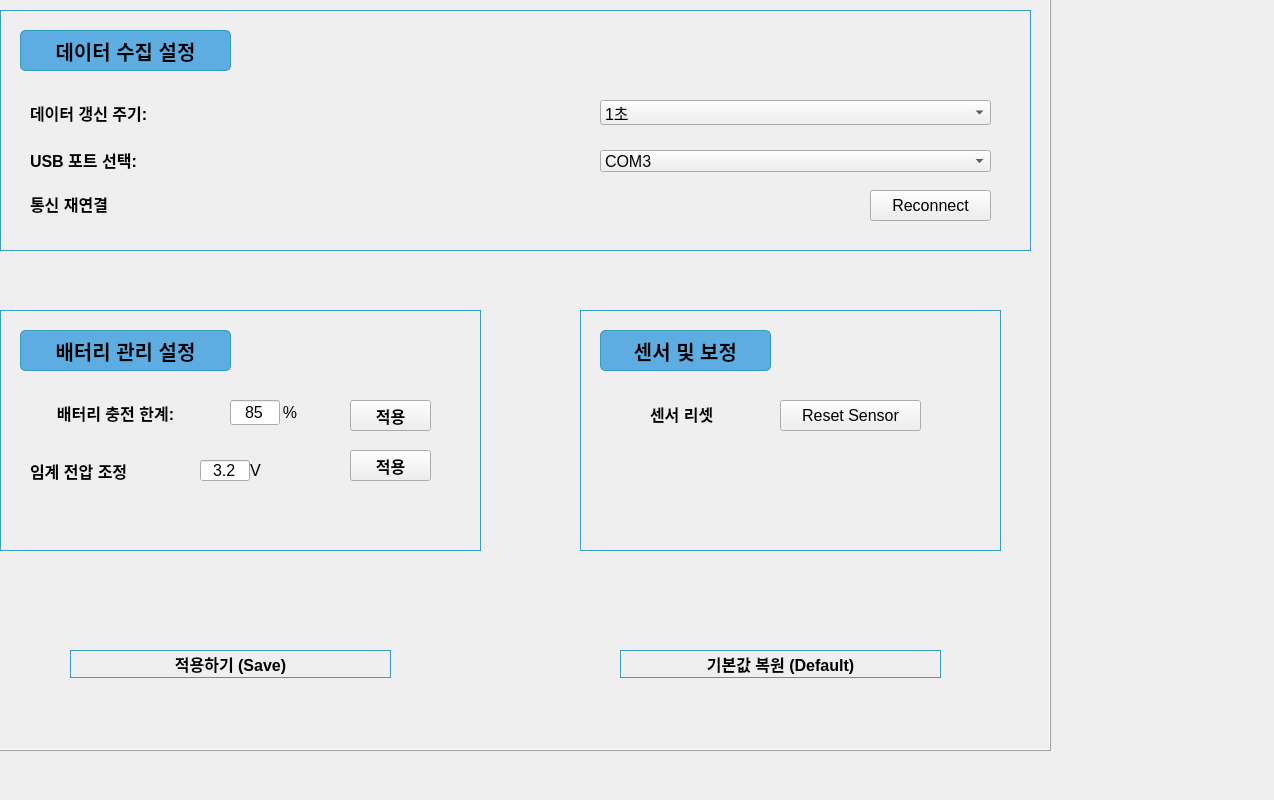
First picture: the form in PyQt_GUI/setting.ui, repository yuunow57/Capstone-Design-Project, before the edit.
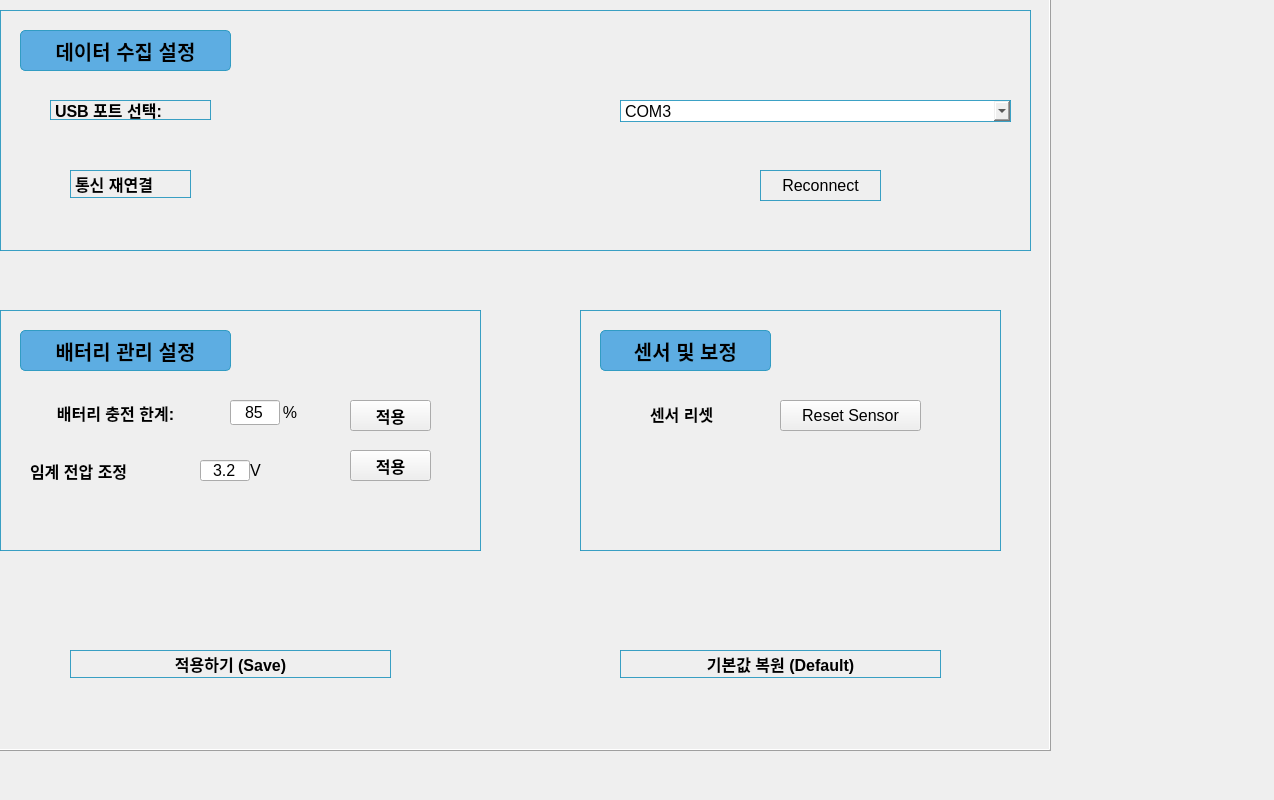
Second picture: the form after the edit.

What changed in the file:
```diff
--- a/PyQt_GUI/setting.ui
+++ b/PyQt_GUI/setting.ui
@@ -31,112 +31,6 @@
    <property name="frameShadow">
     <enum>QFrame::Raised</enum>
    </property>
-   <widget class="QComboBox" name="comboBox">
-    <property name="geometry">
-     <rect>
-      <x>620</x>
-      <y>120</y>
-      <width>391</width>
-      <height>25</height>
-     </rect>
-    </property>
-    <property name="font">
-     <font>
-      <pointsize>12</pointsize>
-     </font>
-    </property>
-    <item>
-     <property name="text">
-      <string>1초</string>
-     </property>
-    </item>
-    <item>
-     <property name="text">
-      <string>5초</string>
-     </property>
-    </item>
-    <item>
-     <property name="text">
-      <string>10초</string>
-     </property>
-    </item>
-   </widget>
-   <widget class="QLabel" name="label_2">
-    <property name="geometry">
-     <rect>
-      <x>50</x>
-      <y>120</y>
-      <width>171</width>
-      <height>25</height>
-     </rect>
-    </property>
-    <property name="font">
-     <font>
-      <pointsize>12</pointsize>
-      <weight>75</weight>
-      <bold>true</bold>
-     </font>
-    </property>
-    <property name="text">
-     <string>데이터 갱신 주기:</string>
-    </property>
-    <property name="alignment">
-     <set>Qt::AlignLeading|Qt::AlignLeft|Qt::AlignVCenter</set>
-    </property>
-   </widget>
-   <widget class="QLabel" name="label_3">
-    <property name="geometry">
-     <rect>
-      <x>50</x>
-      <y>170</y>
-      <width>161</width>
-      <height>20</height>
-     </rect>
-    </property>
-    <property name="font">
-     <font>
-      <pointsize>12</pointsize>
-      <weight>75</weight>
-      <bold>true</bold>
-     </font>
-    </property>
-    <property name="text">
-     <string>USB 포트 선택:</string>
-    </property>
-    <property name="alignment">
-     <set>Qt::AlignLeading|Qt::AlignLeft|Qt::AlignVCenter</set>
-    </property>
-   </widget>
-   <widget class="QComboBox" name="comboBox_2">
-    <property name="geometry">
-     <rect>
-      <x>620</x>
-      <y>170</y>
-      <width>391</width>
-      <height>22</height>
-     </rect>
-    </property>
-    <property name="font">
-     <font>
-      <pointsize>12</pointsize>
-     </font>
-    </property>
-    <item>
-     <property name="text">
-      <string>COM3</string>
-     </property>
-    </item>
-    <item>
-     <property name="text">
-      <string>COM4</string>
-     </property>
-    </item>
-    <item>
-     <property name="text">
-      <string>Auto</string>
-     </property>
-    </item>
-   </widget>
    <widget class="QLabel" name="label_4">
     <property name="geometry">
      <rect>
@@ -226,26 +120,6 @@
      <set>Qt::AlignCenter</set>
     </property>
    </widget>
-   <widget class="QLabel" name="label">
-    <property name="geometry">
-     <rect>
-      <x>50</x>
-      <y>210</y>
-      <width>121</width>
-      <height>28</height>
-     </rect>
-    </property>
-    <property name="font">
-     <font>
-      <pointsize>12</pointsize>
-      <weight>75</weight>
-      <bold>true</bold>
-     </font>
-    </property>
-    <property name="text">
-     <string>통신 재연결</string>
-    </property>
-   </widget>
    <widget class="QPushButton" name="btn_reconnect">
     <property name="geometry">
      <rect>
@@ -409,24 +283,6 @@
      <string>기본값 복원 (Default)</string>
     </property>
    </widget>
-   <widget class="QPushButton" name="btn_reconnect_2">
-    <property name="geometry">
-     <rect>
-      <x>890</x>
-      <y>210</y>
-      <width>121</width>
-      <height>31</height>
-     </rect>
-    </property>
-    <property name="font">
-     <font>
-      <pointsize>12</pointsize>
-     </font>
-    </property>
-    <property name="text">
-     <string>Reconnect</string>
-    </property>
-   </widget>
    <widget class="QLabel" name="label_9">
     <property name="geometry">
      <rect>
@@ -535,6 +391,100 @@
     <property name="frameShadow">
      <enum>QFrame::Raised</enum>
     </property>
+    <widget class="QLabel" name="label_3">
+     <property name="geometry">
+      <rect>
+       <x>50</x>
+       <y>90</y>
+       <width>161</width>
+       <height>20</height>
+      </rect>
+     </property>
+     <property name="font">
+      <font>
+       <pointsize>12</pointsize>
+       <weight>75</weight>
+       <bold>true</bold>
+      </font>
+     </property>
+     <property name="text">
+      <string>USB 포트 선택:</string>
+     </property>
+     <property name="alignment">
+      <set>Qt::AlignLeading|Qt::AlignLeft|Qt::AlignVCenter</set>
+     </property>
+    </widget>
+    <widget class="QComboBox" name="comboBox_2">
+     <property name="geometry">
+      <rect>
+       <x>620</x>
+       <y>90</y>
+       <width>391</width>
+       <height>22</height>
+      </rect>
+     </property>
+     <property name="font">
+      <font>
+       <pointsize>12</pointsize>
+      </font>
+     </property>
+     <property name="currentIndex">
+      <number>0</number>
+     </property>
+     <item>
+      <property name="text">
+       <string>COM3</string>
+      </property>
+     </item>
+     <item>
+      <property name="text">
+       <string>COM4</string>
+      </property>
+     </item>
+     <item>
+      <property name="text">
+       <string>Auto</string>
+      </property>
+     </item>
+    </widget>
+    <widget class="QLabel" name="label">
+     <property name="geometry">
+      <rect>
+       <x>70</x>
+       <y>160</y>
+       <width>121</width>
+       <height>28</height>
+      </rect>
+     </property>
+     <property name="font">
+      <font>
+       <pointsize>12</pointsize>
+       <weight>75</weight>
+       <bold>true</bold>
+      </font>
+     </property>
+     <property name="text">
+      <string>통신 재연결</string>
+     </property>
+    </widget>
+    <widget class="QPushButton" name="btn_reconnect_2">
+     <property name="geometry">
+      <rect>
+       <x>760</x>
+       <y>160</y>
+       <width>121</width>
+       <height>31</height>
+      </rect>
+     </property>
+     <property name="font">
+      <font>
+       <pointsize>12</pointsize>
+      </font>
+     </property>
+     <property name="text">
+      <string>Reconnect</string>
+     </property>
+    </widget>
    </widget>
    <widget class="QFrame" name="frame_2">
     <property name="geometry">
```
Left out of the diff: 18 changed lines with no effect on the pictures.
